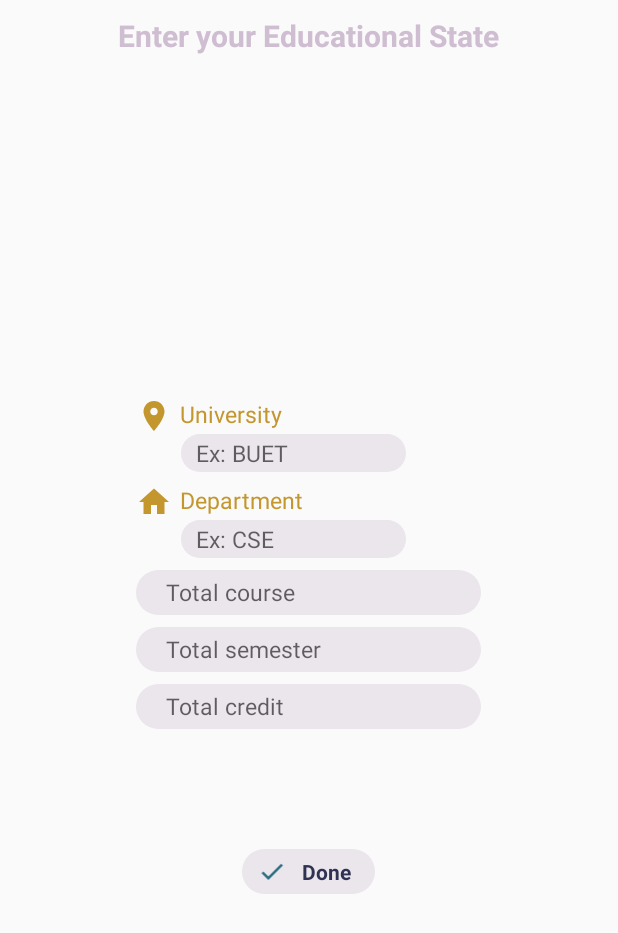
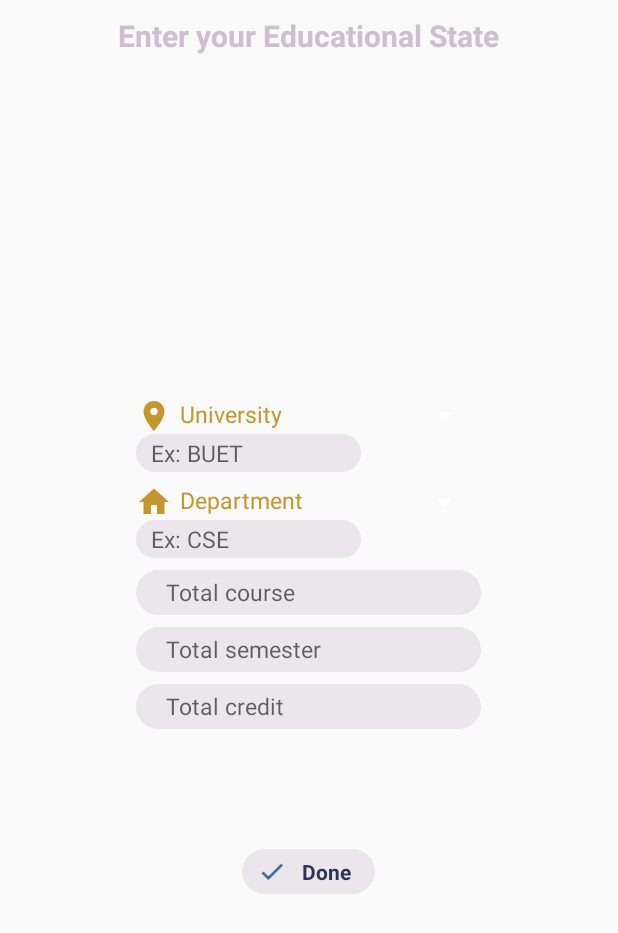
Before and after one commit to Apurba000Biswas/CourseAssistant, an Android app: the layout fragment_log_in_add_profile.xml on its own in the app's theme, with its tools: preview values and no code run, on a phone screen of 412 x 824 dp. Shown: the top 933 px of the screen. Run offline under Robolectric (Android 15) with nearby library versions, the phone set to English and light mode, and no system bars.

Commit message:
3.5 Added Spinner in university and depratment chossing field

```diff
--- a/app/src/main/res/layout/fragment_log_in_add_profile.xml
+++ b/app/src/main/res/layout/fragment_log_in_add_profile.xml
@@ -42,11 +42,25 @@
                 android:text="@string/text_university"
                 android:layout_width="wrap_content"
                 android:layout_height="wrap_content" />
+
+            <View
+                android:layout_weight="1"
+                android:layout_width="0dp"
+                android:layout_height="0dp"/>
+
+            <Spinner
+                android:id="@+id/spinner_university"
+                android:layout_width="wrap_content"
+                android:backgroundTint="#FFFFFF"
+                android:layout_height="wrap_content"
+                android:paddingRight="16dp"
+                android:spinnerMode="dropdown"/>
+
         </LinearLayout>
 
         <EditText
             android:textSize="15sp"
-            android:layout_marginLeft="30dp"
+
             android:background="@drawable/arch"
             android:hint="@string/hint_university"
             android:paddingLeft="10dp"
@@ -69,11 +83,22 @@
                 android:text="@string/text_department"
                 android:layout_width="wrap_content"
                 android:layout_height="wrap_content" />
+            <View
+                android:layout_weight="1"
+                android:layout_width="0dp"
+                android:layout_height="0dp"/>
+
+            <Spinner
+                android:id="@+id/spinner_department"
+                android:layout_width="wrap_content"
+                android:backgroundTint="#FFFFFF"
+                android:layout_height="wrap_content"
+                android:paddingRight="16dp"
+                android:spinnerMode="dropdown"/>
         </LinearLayout>
 
         <EditText
             android:textSize="15sp"
-            android:layout_marginLeft="30dp"
             android:background="@drawable/arch"
             android:hint="@string/hint_department"
             android:paddingLeft="10dp"
```
